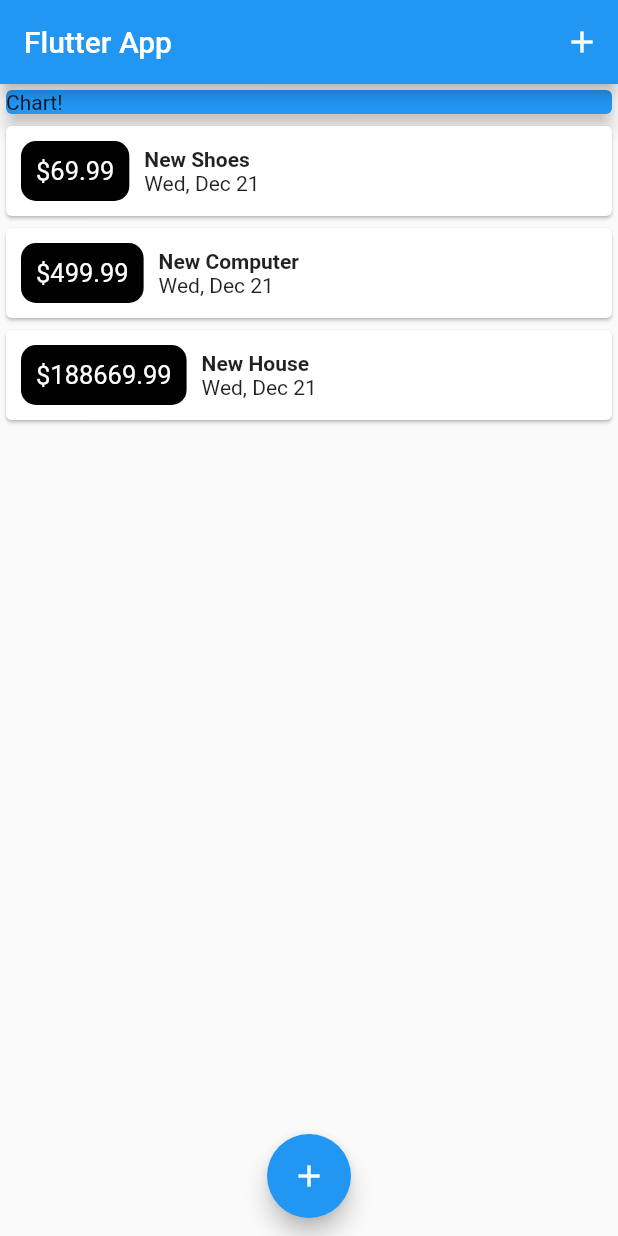
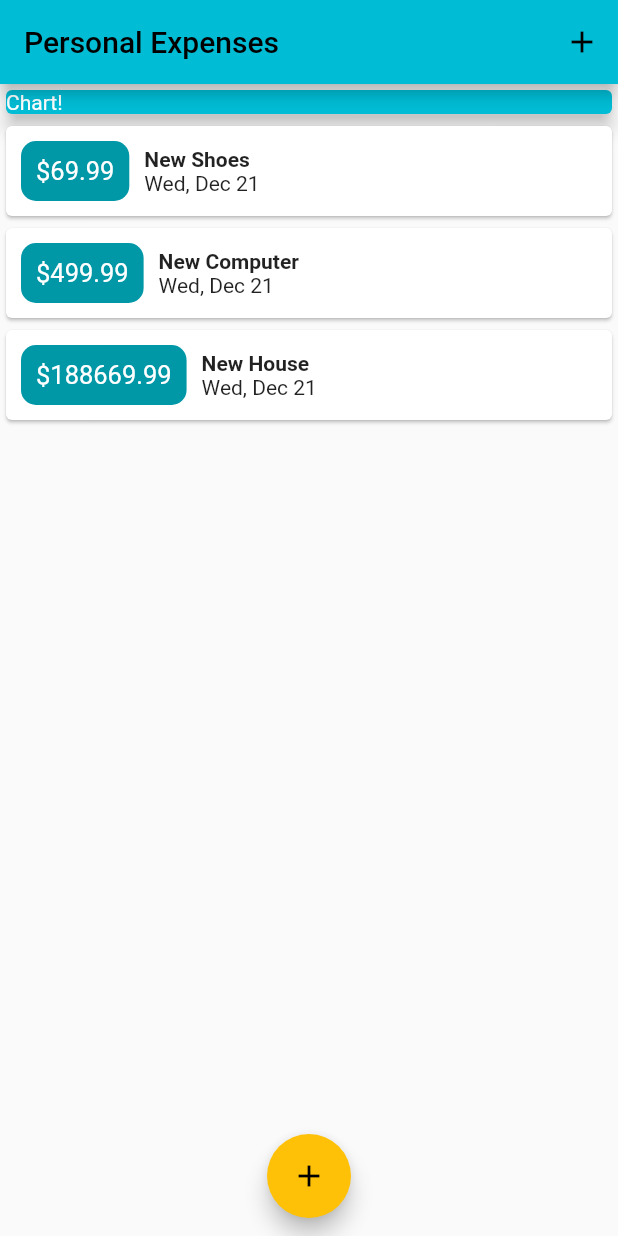
Before and after one commit to edewindt/expense-tracker-desktop, a Flutter app: the screen it shows after launch, on a phone screen of 412 x 824 dp. Run offline on Flutter 3.47's test engine with Material 2 defaults, Android fonts, the phone set to English and light mode, and no system bars.

Commit message:
configured themes

```diff
--- a/lib/main.dart
+++ b/lib/main.dart
@@ -10,9 +10,10 @@ class PersonalExpenses extends StatelessWidget {
 
   @override
   Widget build(BuildContext context) {
-    return const MaterialApp(
+    return MaterialApp(
       debugShowCheckedModeBanner: false,
-      title: 'Flutter App',
+      title: 'Personal Expenses',
+      theme: ThemeData(primarySwatch: Colors.cyan, accentColor: Colors.amber),
       home: MyHomePage(),
     );
   }
@@ -68,7 +69,7 @@ class _MyHomePageState extends State<MyHomePage> {
               onPressed: () => startNewTransaction(context),
               icon: Icon(Icons.add))
         ],
-        title: const Text('Flutter App'),
+        title: const Text('Personal Expenses'),
       ),
       floatingActionButtonLocation:
           FloatingActionButtonLocation.miniCenterFloat,
@@ -82,9 +83,12 @@ class _MyHomePageState extends State<MyHomePage> {
             SizedBox(
               width: double.infinity,
               child: Card(
-                color: Colors.blue,
+                color: Theme.of(context).primaryColor,
                 elevation: 5,
-                child: Text('Chart!'),
+                child: Text(
+                  'Chart!',
+                  style: TextStyle(color: Colors.white),
+                ),
               ),
             ),
             TransactionList(transactions),
--- a/lib/transaction_list.dart
+++ b/lib/transaction_list.dart
@@ -16,14 +16,14 @@ class TransactionList extends StatelessWidget {
               children: [
                 Container(
                   margin: const EdgeInsets.all(10),
-                  decoration: const BoxDecoration(
-                      color: Colors.black,
+                  decoration: BoxDecoration(
+                      color: Theme.of(context).primaryColorDark,
                       borderRadius: BorderRadius.all(Radius.circular(10))),
                   padding: const EdgeInsets.all(10),
                   child: Text(
                     '\$${transactions[i].amount.toStringAsFixed(2)}',
                     textAlign: TextAlign.center,
-                    style: const TextStyle(color: Colors.white, fontSize: 17),
+                    style: TextStyle(color: Colors.white, fontSize: 17),
                   ),
                 ),
                 Column(
```
